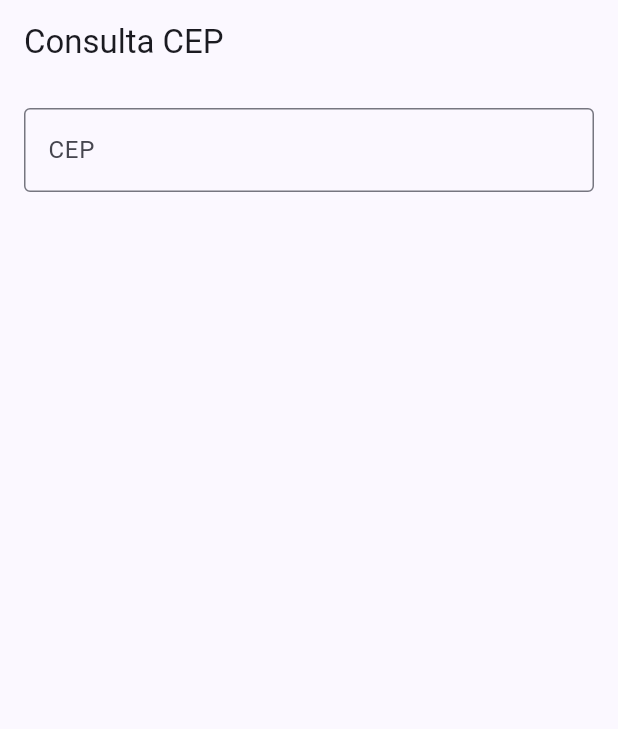
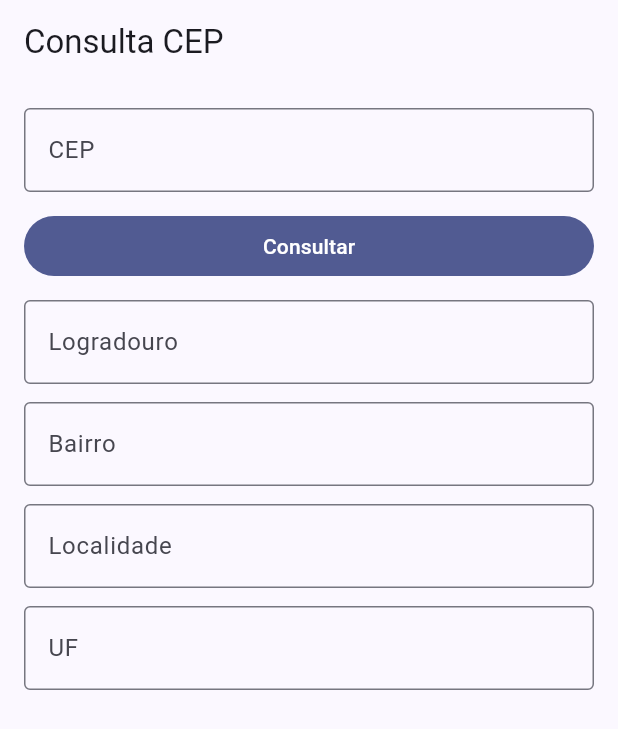
Before and after one commit to joaoarrudagg-gif/subtony, a Flutter app: the screen it shows after launch, on a phone screen of 412 x 824 dp. Shown: the top 729 px of the screen. Run offline on Flutter 3.47's test engine with Material 3 defaults, Android fonts, the phone set to English and light mode, and no system bars.

Commit message:
Integra a API ViaCEP com o pacote http e exibe o endereco

```diff
--- a/lib/main.dart
+++ b/lib/main.dart
@@ -1,30 +1,24 @@
 import 'package:flutter/material.dart';
+
+import 'pages/consulta_cep_page.dart';
+import 'services/via_cep_service.dart';
 
 void main() {
   runApp(const ConsultaCepApp());
 }
 
 class ConsultaCepApp extends StatelessWidget {
-  const ConsultaCepApp({super.key});
+  const ConsultaCepApp({super.key, this.service});
+
+  /// Permite substituir o serviço nos testes.
+  final ViaCepService? service;
 
   @override
   Widget build(BuildContext context) {
     return MaterialApp(
       title: 'Consulta CEP',
       theme: ThemeData(colorSchemeSeed: Colors.indigo),
-      home: Scaffold(
-        appBar: AppBar(title: const Text('Consulta CEP')),
-        body: const Padding(
-          padding: EdgeInsets.all(16),
-          child: TextField(
-            keyboardType: TextInputType.number,
-            decoration: InputDecoration(
-              labelText: 'CEP',
-              border: OutlineInputBorder(),
-            ),
-          ),
-        ),
-      ),
+      home: ConsultaCepPage(service: service),
     );
   }
 }
--- /dev/null
+++ b/lib/models/endereco.dart
@@ -0,0 +1,23 @@
+/// Endereço retornado pela API ViaCEP.
+class Endereco {
+  const Endereco({
+    required this.logradouro,
+    required this.bairro,
+    required this.localidade,
+    required this.uf,
+  });
+
+  final String logradouro;
+  final String bairro;
+  final String localidade;
+  final String uf;
+
+  factory Endereco.fromJson(Map<String, dynamic> json) {
+    return Endereco(
+      logradouro: json['logradouro'] as String? ?? '',
+      bairro: json['bairro'] as String? ?? '',
+      localidade: json['localidade'] as String? ?? '',
+      uf: json['uf'] as String? ?? '',
+    );
+  }
+}
--- /dev/null
+++ b/lib/pages/consulta_cep_page.dart
@@ -0,0 +1,85 @@
+import 'package:flutter/material.dart';
+
+import '../services/via_cep_service.dart';
+
+class ConsultaCepPage extends StatefulWidget {
+  const ConsultaCepPage({super.key, this.service});
+
+  final ViaCepService? service;
+
+  @override
+  State<ConsultaCepPage> createState() => _ConsultaCepPageState();
+}
+
+class _ConsultaCepPageState extends State<ConsultaCepPage> {
+  late final ViaCepService _service = widget.service ?? ViaCepService();
+
+  final _cepController = TextEditingController();
+  final _logradouroController = TextEditingController();
+  final _bairroController = TextEditingController();
+  final _localidadeController = TextEditingController();
+  final _ufController = TextEditingController();
+
+  @override
+  void dispose() {
+    _cepController.dispose();
+    _logradouroController.dispose();
+    _bairroController.dispose();
+    _localidadeController.dispose();
+    _ufController.dispose();
+    super.dispose();
+  }
+
+  Future<void> _consultar() async {
+    final endereco = await _service.buscar(_cepController.text);
+    if (!mounted) return;
+
+    _logradouroController.text = endereco.logradouro;
+    _bairroController.text = endereco.bairro;
+    _localidadeController.text = endereco.localidade;
+    _ufController.text = endereco.uf;
+  }
+
+  Widget _campoResultado(String rotulo, TextEditingController controller) {
+    return Padding(
+      padding: const EdgeInsets.only(top: 12),
+      child: TextField(
+        controller: controller,
+        readOnly: true,
+        decoration: InputDecoration(
+          labelText: rotulo,
+          border: const OutlineInputBorder(),
+        ),
+      ),
+    );
+  }
+
+  @override
+  Widget build(BuildContext context) {
+    return Scaffold(
+      appBar: AppBar(title: const Text('Consulta CEP')),
+      body: ListView(
+        padding: const EdgeInsets.all(16),
+        children: [
+          TextField(
+            controller: _cepController,
+            keyboardType: TextInputType.number,
+            decoration: const InputDecoration(
+              labelText: 'CEP',
+              border: OutlineInputBorder(),
+            ),
+          ),
+          const SizedBox(height: 12),
+          FilledButton(
+            onPressed: _consultar,
+            child: const Text('Consultar'),
+          ),
+          _campoResultado('Logradouro', _logradouroController),
+          _campoResultado('Bairro', _bairroController),
+          _campoResultado('Localidade', _localidadeController),
+          _campoResultado('UF', _ufController),
+        ],
+      ),
+    );
+  }
+}
--- /dev/null
+++ b/lib/services/via_cep_service.dart
@@ -0,0 +1,19 @@
+import 'dart:convert';
+
+import 'package:http/http.dart' as http;
+
+import '../models/endereco.dart';
+
+class ViaCepService {
+  ViaCepService({http.Client? client}) : _client = client ?? http.Client();
+
+  final http.Client _client;
+
+  Future<Endereco> buscar(String cep) async {
+    final url = Uri.https('viacep.com.br', '/ws/$cep/json/');
+    final resposta = await _client.get(url);
+    final json = jsonDecode(utf8.decode(resposta.bodyBytes));
+
+    return Endereco.fromJson(json as Map<String, dynamic>);
+  }
+}
--- a/pubspec.yaml
+++ b/pubspec.yaml
@@ -9,6 +9,7 @@ environment:
 dependencies:
   flutter:
     sdk: flutter
+  http: ^1.6.0
 
 dev_dependencies:
   flutter_test:
```
